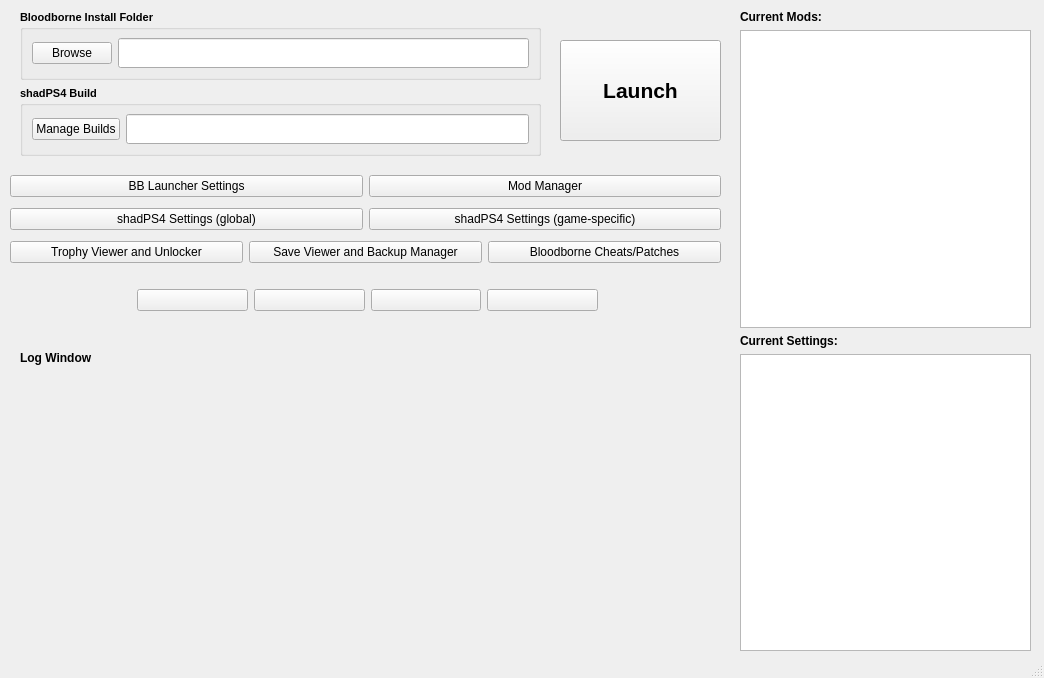
This is modules/bblauncher.ui in rainmakerv3/BB_Launcher as Qt 5 draws it before an edit. The edited form follows.
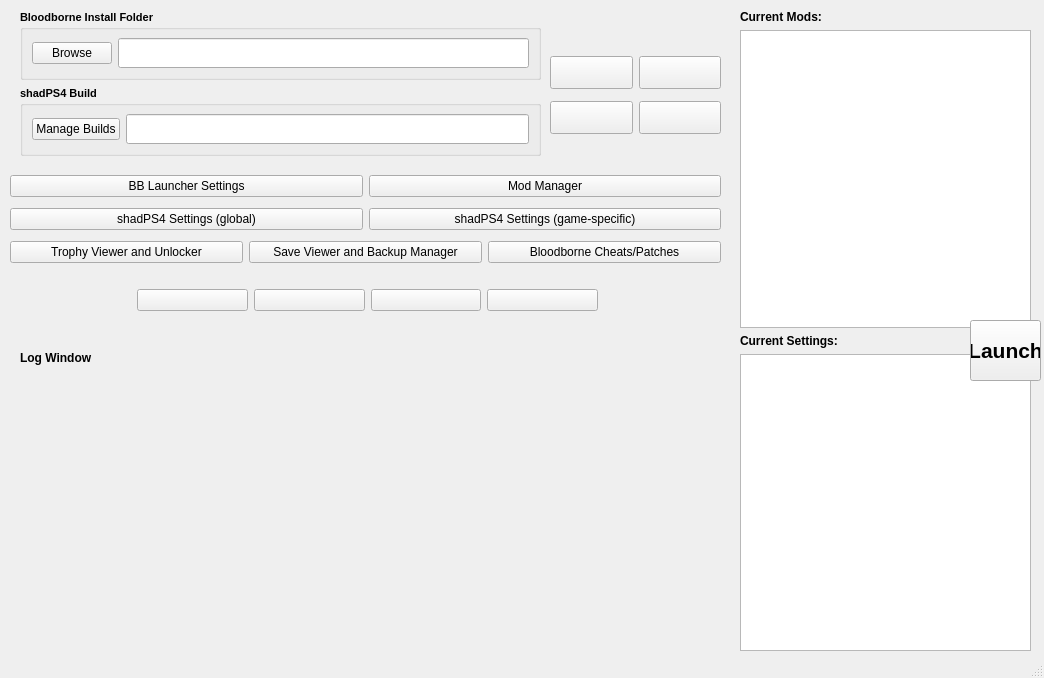
This is the edited form.

Commit message: add fullscreen, stop, restart

Diff of the .ui file:
```diff
--- a/modules/bblauncher.ui
+++ b/modules/bblauncher.ui
@@ -23,25 +23,6 @@
    <string>Bloodborne shadPS4 Launcher</string>
   </property>
   <widget class="QWidget" name="centralwidget">
-   <widget class="QPushButton" name="LaunchButton">
-    <property name="geometry">
-     <rect>
-      <x>560</x>
-      <y>40</y>
-      <width>161</width>
-      <height>101</height>
-     </rect>
-    </property>
-    <property name="font">
-     <font>
-      <pointsize>16</pointsize>
-      <bold>true</bold>
-     </font>
-    </property>
-    <property name="text">
-     <string>Launch</string>
-    </property>
-   </widget>
    <widget class="QWidget" name="verticalLayoutWidget">
     <property name="geometry">
      <rect>
@@ -418,6 +399,97 @@
     </property>
     <layout class="QVBoxLayout" name="logLayout"/>
    </widget>
+   <widget class="QPushButton" name="LaunchButton_2">
+    <property name="geometry">
+     <rect>
+      <x>970</x>
+      <y>320</y>
+      <width>71</width>
+      <height>61</height>
+     </rect>
+    </property>
+    <property name="font">
+     <font>
+      <pointsize>16</pointsize>
+      <bold>true</bold>
+     </font>
+    </property>
+    <property name="text">
+     <string>Launch</string>
+    </property>
+   </widget>
+   <widget class="QWidget" name="verticalLayoutWidget_4">
+    <property name="geometry">
+     <rect>
+      <x>550</x>
+      <y>50</y>
+      <width>171</width>
+      <height>91</height>
+     </rect>
+    </property>
+    <layout class="QVBoxLayout" name="verticalLayout_4">
+     <item>
+      <layout class="QHBoxLayout" name="horizontalLayout_2">
+       <item>
+        <widget class="QPushButton" name="LaunchButton">
+         <property name="font">
+          <font>
+           <pointsize>16</pointsize>
+           <bold>true</bold>
+          </font>
+         </property>
+         <property name="text">
+          <string/>
+         </property>
+        </widget>
+       </item>
+       <item>
+        <widget class="QPushButton" name="StopButton">
+         <property name="font">
+          <font>
+           <pointsize>16</pointsize>
+           <bold>true</bold>
+          </font>
+         </property>
+         <property name="text">
+          <string/>
+         </property>
+        </widget>
+       </item>
+      </layout>
+     </item>
+     <item>
+      <layout class="QHBoxLayout" name="horizontalLayout_10">
+       <item>
+        <widget class="QPushButton" name="FullscreenButton">
+         <property name="font">
+          <font>
+           <pointsize>16</pointsize>
+           <bold>true</bold>
+          </font>
+         </property>
+         <property name="text">
+          <string/>
+         </property>
+        </widget>
+       </item>
+       <item>
+        <widget class="QPushButton" name="RestartButton">
+         <property name="font">
+          <font>
+           <pointsize>16</pointsize>
+           <bold>true</bold>
+          </font>
+         </property>
+         <property name="text">
+          <string/>
+         </property>
+        </widget>
+       </item>
+      </layout>
+     </item>
+    </layout>
+   </widget>
   </widget>
   <widget class="QStatusBar" name="statusbar"/>
  </widget>
```
The commit also changes 7 other files.
